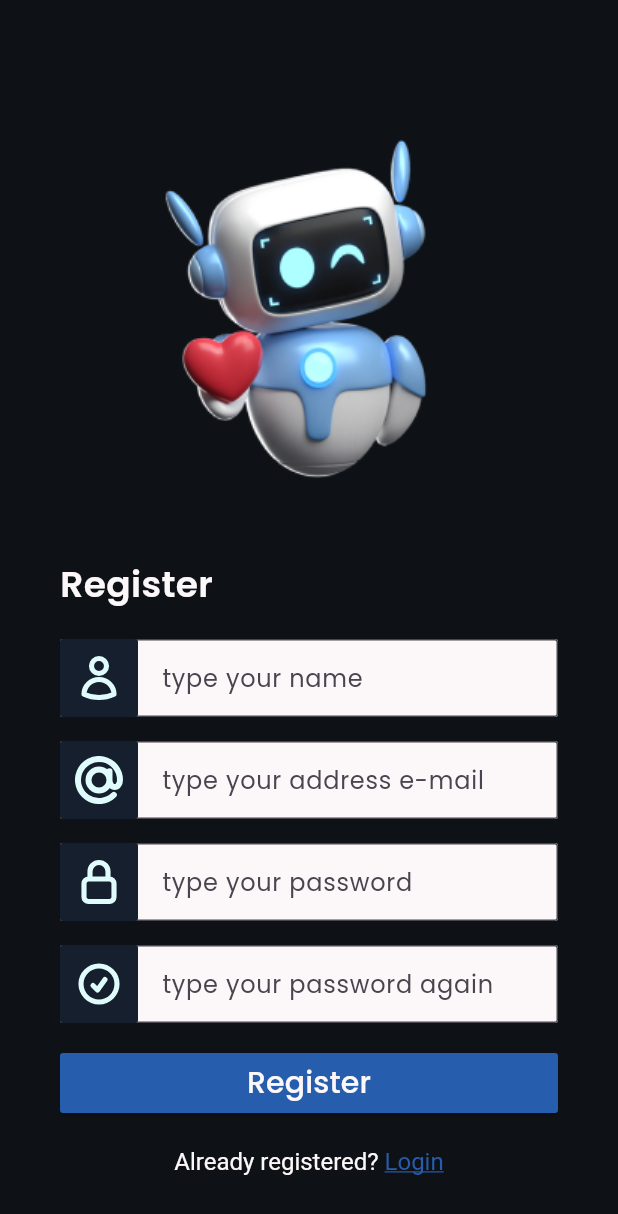
After one commit to lryanborges/MyWB, a Flutter app: the Register screen opened by its route, on a phone screen of 412 x 824 dp. The commit adds this screen. Shown: the top 1214 px of the screen. Run offline on Flutter 3.47's test engine with Material 3 defaults, Android fonts, the light colour scheme and no system bars; our stand-ins replace flutter_svg, get.

Commit message:
add: login, register

```diff
--- a/lib/constants/colors.dart
+++ b/lib/constants/colors.dart
@@ -10,3 +10,4 @@ const Color tdWhite = Color(0xFFFCF7F8);
 const Color tdSelected = Color(0xFF293241);
 const Color tdButton = Color(0xFF98C1D9);
 const Color tdMessageContainer = Color(0xFF3D5A80);
+const Color tdContrastBlue = Color(0xFF275DAD);
--- a/lib/main.dart
+++ b/lib/main.dart
@@ -1,18 +1,29 @@
 import 'package:flutter/material.dart';
 import 'package:get/get.dart';
+import 'package:my_wb/constants/colors.dart';
 import 'package:my_wb/pages/init.dart';
 import 'package:my_wb/pages/chat.dart';
+import 'package:my_wb/pages/login.dart';
 import 'package:my_wb/pages/profile.dart';
+import 'package:my_wb/pages/register.dart';
 
 void main() {
   runApp(
     GetMaterialApp(
-      initialRoute: '/profile',
+      initialRoute: '/login',
       getPages: [
         //GetPage(name: '/home', page: () => Init()),
         GetPage(name: '/chat', page: () => Chat()),
-        GetPage(name: '/profile', page: () => Profile())
-      ]
+        GetPage(name: '/profile', page: () => Profile()),
+        GetPage(name: '/login', page: () => Login()),
+        GetPage(name: '/register', page: () => Register())
+      ],
+      title: 'My Welly Beingjamin',
+      theme: ThemeData(
+        fontFamily: 'Poppins',
+
+      ),
+      debugShowCheckedModeBanner: false,
     )
   );
 }
--- /dev/null
+++ b/lib/pages/register.dart
@@ -0,0 +1,239 @@
+
+import 'package:flutter/cupertino.dart';
+import 'package:flutter/material.dart';
+import 'package:flutter_svg/svg.dart';
+
+import '../constants/colors.dart';
+
+class Register extends StatelessWidget {
+  final _formKey = GlobalKey<FormState>();
+  final TextEditingController _nameController = TextEditingController();
+  final TextEditingController _emailController = TextEditingController();
+  final TextEditingController _passwordController = TextEditingController();
+  final TextEditingController _confirmPasswordController = TextEditingController();
+
+  void _register(BuildContext context) {
+    if (_formKey.currentState!.validate()) {
+      print('Name: ${_nameController}');
+      print('Email: ${_emailController.text}');
+      print('Senha: ${_passwordController.text}');
+      print('Confirmar senha: ${_confirmPasswordController.text}');
+      // chamar api de autenticação
+      Navigator.pushNamed(context, '/login');
+    }
+  }
+
+  String? _emailValidator(value) {
+    if (value == null || value.isEmpty) {
+      return 'Por favor, insira seu e-mail';
+    }
+    if (!RegExp(r'^[^@]+@[^@]+\.[^@]+').hasMatch(value)) {
+      return 'Insira um e-mail válido';
+    }
+
+    return null;
+  }
+
+  String? _passwordValidator(password) {
+    if (password == null || password.isEmpty) {
+      return 'Por favor, insira sua senha';
+    }
+    return null;
+  }
+
+  String? _confirmPasswordValidator(password) {
+    if (password == null || password.isEmpty) {
+      return 'Por favor, confirme sua senha';
+    }
+
+    if(password != _passwordController.text){
+      return 'As senhas não coincidem';
+    }
+    return null;
+  }
+
+  @override
+  Widget build(BuildContext context) {
+    return Scaffold(
+      backgroundColor: tdBG,
+      body: Padding (
+        padding: const EdgeInsets.all(40.0),
+        child: Center(
+          child: Column(
+              crossAxisAlignment: CrossAxisAlignment.stretch,
+              children: [
+                Image.asset('assets/images/robot-giving-heart.png'),
+                Form(
+                    key: _formKey,
+                    child: Column(
+                        crossAxisAlignment: CrossAxisAlignment.stretch,
+                        children: [
+                          const Text(
+                            'Register',
+                            style: TextStyle(
+                              fontSize: 24,
+                              fontWeight: FontWeight.w600,
+                              color: tdFontColor,
+                            ),
+                          ),
+                          const SizedBox(height: 20),
+                          TextFormField(
+                            controller: _nameController,
+                            decoration: InputDecoration(
+                              hintText: 'type your name',
+                              filled: true,
+                              fillColor: tdWhite,
+                              border: OutlineInputBorder(
+                                borderRadius: BorderRadius.circular(2.0),
+                              ),
+                              contentPadding: const EdgeInsets.symmetric(vertical: 8.0, horizontal: 16.0),
+                              prefixIcon: Padding(
+                                padding: const EdgeInsets.only(right: 12.0),
+                                child: Container(
+                                  padding: const EdgeInsets.all(10.0),
+                                  decoration: BoxDecoration(
+                                    color: tdContainer,
+                                    borderRadius: BorderRadius.circular(2.0),
+                                  ),
+                                  child: SvgPicture.asset('assets/icons/name.svg', width: 32.0, height: 32.0,),
+                                ),
+                              ),
+                            ),
+                            keyboardType: TextInputType.emailAddress,
+                          ),
+                          const SizedBox(height: 16.0),
+                          TextFormField(
+                            controller: _emailController,
+                            decoration: InputDecoration(
+                              hintText: 'type your address e-mail',
+                              filled: true,
+                              fillColor: tdWhite,
+                              border: OutlineInputBorder(
+                                borderRadius: BorderRadius.circular(2.0),
+                              ),
+                              contentPadding: const EdgeInsets.symmetric(vertical: 8.0, horizontal: 16.0),
+                              prefixIcon: Padding(
+                                padding: const EdgeInsets.only(right: 12.0),
+                                child: Container(
+                                  padding: const EdgeInsets.all(10.0),
+                                  decoration: BoxDecoration(
+                                    color: tdContainer,
+                                    borderRadius: BorderRadius.circular(2.0),
+                                  ),
+                                  child: SvgPicture.asset('assets/icons/email.svg', width: 32.0, height: 32.0,),
+                                ),
+                              ),
+                            ),
+                            keyboardType: TextInputType.emailAddress,
+                            validator: _emailValidator,
+                          ),
+                          const SizedBox(height: 16.0),
+                          TextFormField(
+                            controller: _passwordController,
+                            decoration: InputDecoration(
+                              hintText: 'type your password',
+                              filled: true,
+                              fillColor: tdWhite,
+                              border: OutlineInputBorder(
+                                borderRadius: BorderRadius.circular(2.0),
+                              ),
+                              contentPadding: const EdgeInsets.symmetric(vertical: 8.0, horizontal: 16.0),
+                              prefixIcon: Padding(
+                                padding: const EdgeInsets.only(right: 12.0),
+                                child: Container(
+                                  padding: const EdgeInsets.all(10.0),
+                                  decoration: BoxDecoration(
+                                    color: tdContainer,
+                                    borderRadius: BorderRadius.circular(2.0),
+                                  ),
+                                  child: SvgPicture.asset('assets/icons/lock.svg', width: 32.0, height: 32.0),
+                                ),
+                              ),
+                            ),
+                            obscureText: true,
+                            validator: _passwordValidator,
+                          ),
+                          const SizedBox(height: 16.0),
+                          TextFormField(
+                            controller: _confirmPasswordController,
+                            decoration: InputDecoration(
+                              hintText: 'type your password again',
+                              filled: true,
+                              fillColor: tdWhite,
+                              border: OutlineInputBorder(
+                                borderRadius: BorderRadius.circular(2.0),
+                              ),
+                              contentPadding: const EdgeInsets.symmetric(vertical: 8.0, horizontal: 16.0),
+                              prefixIcon: Padding(
+                                padding: const EdgeInsets.only(right: 12.0),
+                                child: Container(
+                                  padding: const EdgeInsets.all(10.0),
+                                  decoration: BoxDecoration(
+                                    color: tdContainer,
+                                    borderRadius: BorderRadius.circular(2.0),
+                                  ),
+                                  child: SvgPicture.asset('assets/icons/confirm.svg', width: 32.0, height: 32.0),
+                                ),
+                              ),
+                            ),
+                            obscureText: true,
+                            validator: _confirmPasswordValidator,
+                          ),
+                          const SizedBox(height: 16.0),
+                          ElevatedButton(
+                            onPressed: () => _register(context),
+                            child: Text(
+                              'Register',
+                              style: TextStyle(
+                                fontWeight: FontWeight.w500,
+                                fontSize: 20,
+                              ),
+                            ),
+                            style: ButtonStyle(
+                              backgroundColor: MaterialStateProperty.all(tdContrastBlue),
+                              foregroundColor: MaterialStateProperty.all(tdFontColor),
+                              shape: MaterialStateProperty.all<RoundedRectangleBorder>(
+                                RoundedRectangleBorder(
+                                  borderRadius: BorderRadius.circular(2.0),
+                                ),
+                              ),
+                            ),
+                          )
+                        ]
+                    )
+                ),
+                Spacer(),
+                Center(
+                  child: GestureDetector(
+                    onTap: () {
+                      Navigator.pushNamed(context, '/login');
+                    },
+                    child: RichText(
+                      text: const TextSpan(
+                        text: 'Already registered? ',
+                        style: TextStyle(
+                          color: tdFontColor,
+                          fontSize: 16,
+                        ),
+                        children: <TextSpan>[
+                          TextSpan(
+                            text: 'Login',
+                            style: TextStyle(
+                              color: tdContrastBlue,
+                              decoration: TextDecoration.underline,
+                            ),
+                          ),
+                        ],
+                      ),
+                    ),
+                  ),
+                ),
+
+              ]
+          ),
+        ),
+      ),
+    );
+  }
+
+}
```
Also changed, not shown: lib/pages/login.dart (added, +189 -0 lines), lib/widgets/my_nav_bar.dart (+9 -9 lines), pubspec.yaml (+8 -0 lines), assets/icons/confirm.svg (added), assets/icons/email.svg (added), assets/icons/lock.svg (added), assets/icons/name.svg (added), assets/images/robot-giving-heart.png (added), assets/images/very-happy-robot.png (added), pubspec.lock.
